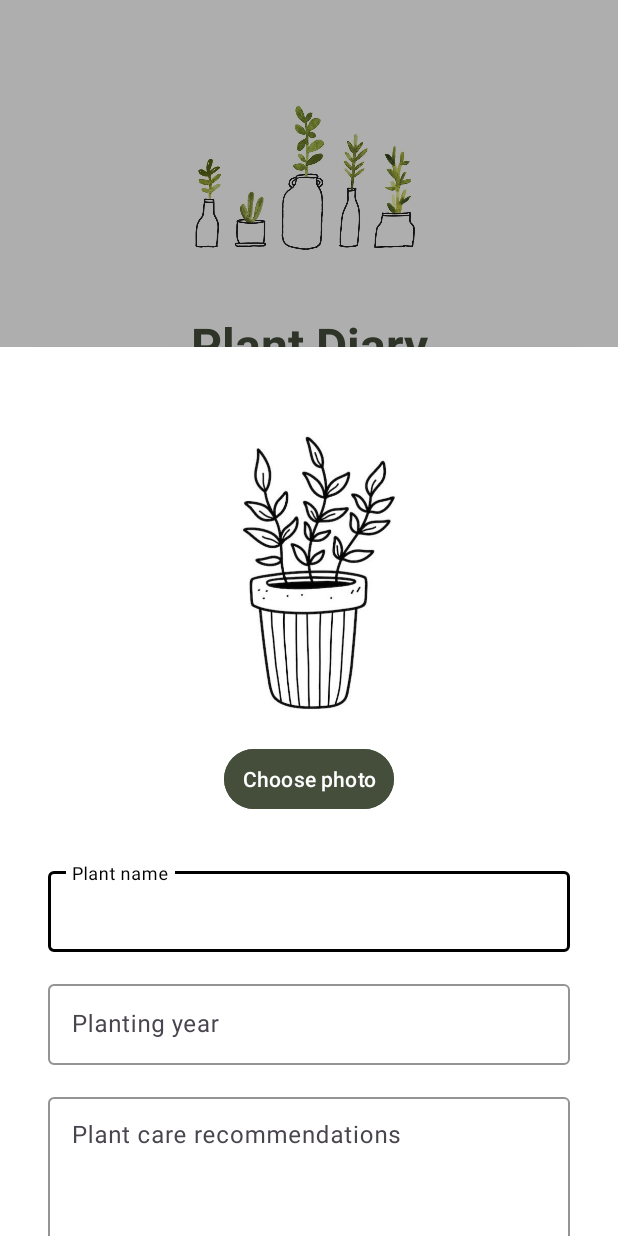
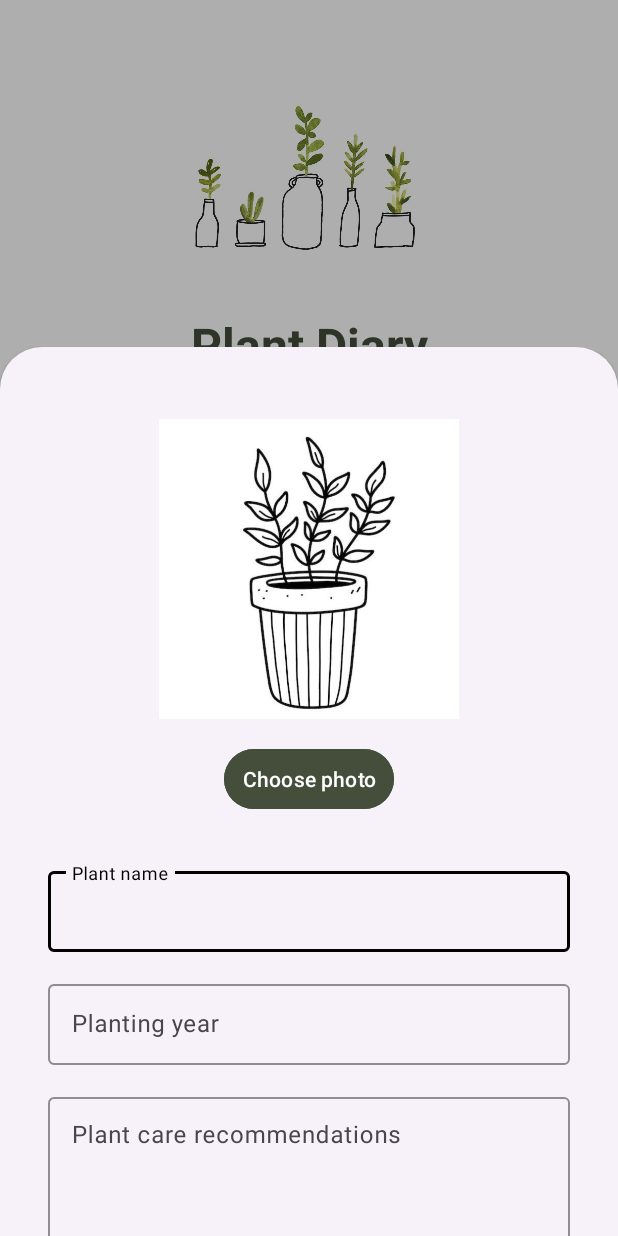
Before and after one commit to AlsuFav/PlantDiary, an Android app: the fragment AddPlantFragment placed in its activity, on a phone screen of 412 x 824 dp. Run offline under Robolectric (Android 15) with nearby library versions, the phone set to English and light mode, and no system bars; our stand-ins replace Room's generated code.

Commit message:
some fixes

```diff
--- a/app/src/main/res/layout/activity_main.xml
+++ b/app/src/main/res/layout/activity_main.xml
@@ -5,6 +5,7 @@
     android:id="@+id/main"
     android:layout_width="match_parent"
     android:layout_height="match_parent"
+    android:fitsSystemWindows="true"
     tools:context=".MainActivity">
 
     <androidx.fragment.app.FragmentContainerView
--- a/app/src/main/res/layout/fragment_add_plant.xml
+++ b/app/src/main/res/layout/fragment_add_plant.xml
@@ -2,8 +2,7 @@
 <androidx.constraintlayout.widget.ConstraintLayout xmlns:android="http://schemas.android.com/apk/res/android"
     android:layout_width="match_parent"
     android:layout_height="match_parent"
-    xmlns:app="http://schemas.android.com/apk/res-auto"
-    android:background="@color/white">
+    xmlns:app="http://schemas.android.com/apk/res-auto">
 
     <ImageView
         android:id="@+id/imageViewPlantPhoto"
--- a/app/src/main/res/layout/fragment_authorization.xml
+++ b/app/src/main/res/layout/fragment_authorization.xml
@@ -2,8 +2,7 @@
 <androidx.constraintlayout.widget.ConstraintLayout xmlns:android="http://schemas.android.com/apk/res/android"
     xmlns:app="http://schemas.android.com/apk/res-auto"
     android:layout_width="match_parent"
-    android:layout_height="match_parent"
-    android:background="@color/white">
+    android:layout_height="match_parent">
 
     <ImageView
         android:id="@+id/imageViewLogo"
--- a/app/src/main/res/layout/fragment_plant.xml
+++ b/app/src/main/res/layout/fragment_plant.xml
@@ -3,8 +3,7 @@
     xmlns:app="http://schemas.android.com/apk/res-auto"
     android:layout_width="match_parent"
     android:layout_height="match_parent"
-    android:fillViewport="true"
-    android:background="@color/white">
+    android:fillViewport="true">
 
     <androidx.constraintlayout.widget.ConstraintLayout
         android:layout_width="match_parent"
--- a/app/src/main/res/layout/fragment_plants.xml
+++ b/app/src/main/res/layout/fragment_plants.xml
@@ -1,8 +1,7 @@
 <androidx.constraintlayout.widget.ConstraintLayout xmlns:android="http://schemas.android.com/apk/res/android"
     xmlns:app="http://schemas.android.com/apk/res-auto"
     android:layout_width="match_parent"
-    android:layout_height="match_parent"
-    android:background="@color/white">
+    android:layout_height="match_parent">
 
     <TextView
         android:id="@+id/textViewPlants"
--- a/app/src/main/res/layout/fragment_registration.xml
+++ b/app/src/main/res/layout/fragment_registration.xml
@@ -2,8 +2,7 @@
 <androidx.constraintlayout.widget.ConstraintLayout xmlns:android="http://schemas.android.com/apk/res/android"
     xmlns:app="http://schemas.android.com/apk/res-auto"
     android:layout_width="match_parent"
-    android:layout_height="match_parent"
-    android:background="@color/white">
+    android:layout_height="match_parent">
 
     <ImageView
         android:id="@+id/imageViewLogo"
--- a/app/src/main/res/values/themes.xml
+++ b/app/src/main/res/values/themes.xml
@@ -5,7 +5,11 @@
         <!-- <item name="colorPrimary">@color/my_light_primary</item> -->
         <item name="colorPrimary">@color/green_dark</item>
         <item name="colorPrimaryVariant">@color/green_dark</item>
-        <item name="android:statusBarColor">@color/green_dark</item>
+
+        <item name="android:windowBackground">@color/white</item>
+        <item name="android:statusBarColor">@color/white</item>
+        <item name="android:navigationBarColor">@color/white</item>
+        <item name="android:windowLightStatusBar">true</item>
     </style>
 
     <style name="Theme.PlantDiary" parent="Base.Theme.PlantDiary" />
```
Also changed, not shown: gradle/libs.versions.toml (+0 -13 lines).
